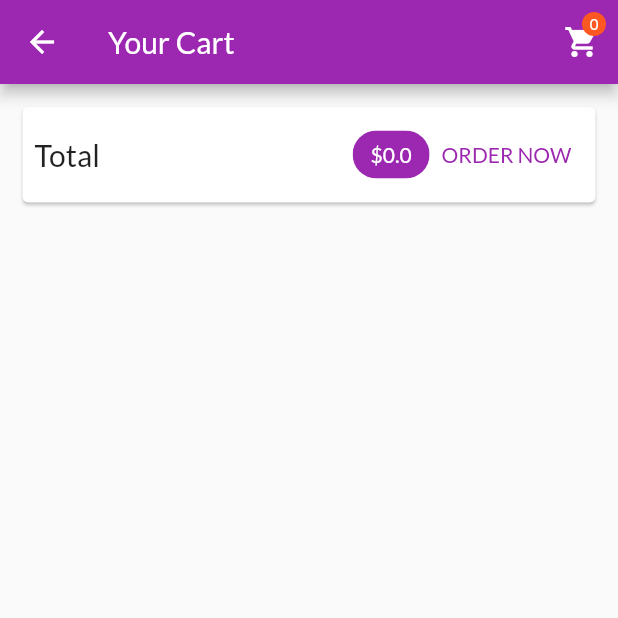
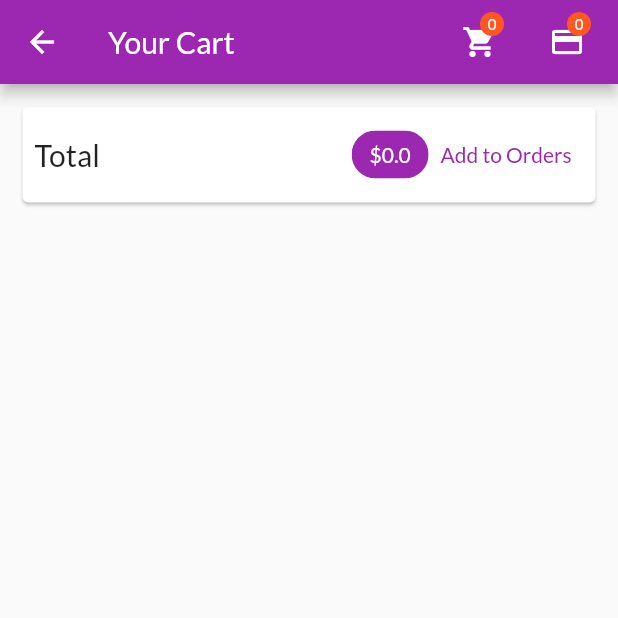
Before and after one commit to amjadhck/shop_me, a Flutter app: the CartScreen screen opened by its route, on a phone screen of 412 x 824 dp, the top half of it. Run offline on Flutter 3.47's test engine with Material 2 defaults, Android fonts, the phone set to English and light mode, and no system bars; our stand-ins replace shared_preferences; missing offline and left inert: dart:ffi; accounts and stored records are empty.

Commit message:
Cart,Order added

```diff
--- a/lib/providers/cart.dart
+++ b/lib/providers/cart.dart
@@ -71,4 +71,9 @@ class Cart with ChangeNotifier {
     }
     notifyListeners();
   }
+
+  void clear() {
+    _items = {};
+    notifyListeners();
+  }
 }
--- a/lib/providers/orders.dart
+++ b/lib/providers/orders.dart
@@ -1,3 +1,41 @@
 import 'package:flutter/material.dart';
+import 'package:shop_me/providers/cart.dart';
 
-class Orders with ChangeNotifier {}
+class OrderItem {
+  final String id;
+  final double amount;
+  final List<CartItem> products;
+  final DateTime dateTime;
+
+  OrderItem({
+    required this.id,
+    required this.amount,
+    required this.products,
+    required this.dateTime,
+  });
+}
+
+class Orders with ChangeNotifier {
+  List<OrderItem> _orders = [];
+
+  List<OrderItem> get orders {
+    return [..._orders];
+  }
+
+  int get itemCount {
+    return _orders.length;
+  }
+
+  void addOrder(List<CartItem> cartProducts, double total) {
+    _orders.insert(
+      0,
+      OrderItem(
+        id: DateTime.now().toString(),
+        amount: total,
+        products: cartProducts,
+        dateTime: DateTime.now(),
+      ),
+    );
+    notifyListeners();
+  }
+}
--- a/lib/screens/cart_screen.dart
+++ b/lib/screens/cart_screen.dart
@@ -1,6 +1,8 @@
 import 'package:flutter/material.dart';
 import 'package:provider/provider.dart';
 import 'package:shop_me/providers/cart.dart';
+import 'package:shop_me/providers/orders.dart';
+import 'package:shop_me/screens/order_screen.dart';
 import 'package:shop_me/widgets/badge.dart';
 import 'package:shop_me/widgets/cart_items.dart';
 
@@ -22,14 +24,33 @@ class CartScreen extends StatelessWidget {
                     color: Theme.of(context).colorScheme.secondary,
                   ),
               child: IconButton(
+                onPressed: () {},
+                icon: const Icon(Icons.shopping_cart),
+              )),
+          const SizedBox(
+            width: 10,
+          ),
+          Consumer<Orders>(
+              builder: (_, order, child) => Badge(
+                    child: child!,
+                    value: order.itemCount.toString(),
+                    color: Theme.of(context).colorScheme.secondary,
+                  ),
+              child: IconButton(
+                icon: const Icon(Icons.payment),
                 onPressed: () {
-                //Navigator.of(context).pushNamed(CartScreen.id);
+                  Navigator.of(context).pushNamed(OrderScreen.id);
                 },
-              icon: const Icon(
-                Icons.shopping_cart,
+              )),
+          const SizedBox(
+            width: 10,
           ),
-            ),
-          )
+
+          // IconButton(
+          //     onPressed: () {
+          //       Navigator.of(context).pushNamed(OrderScreen.id);
+          //     },
+          //     icon: const Icon(Icons.payment))
         ],
       ),
       body: Column(
@@ -57,7 +78,15 @@ class CartScreen extends StatelessWidget {
                     ),
                     backgroundColor: Theme.of(context).colorScheme.primary,
                   ),
-                  TextButton(onPressed: () {}, child: const Text("ORDER NOW"))
+                  TextButton(
+                      onPressed: () {
+                        Provider.of<Orders>(context, listen: false).addOrder(
+                          cart.items.values.toList(),
+                          cart.totalAmount,
+                        );
+                        cart.clear();
+                      },
+                      child: const Text("Add to Orders"))
                 ],
               ),
             ),
--- /dev/null
+++ b/lib/screens/order_screen.dart
@@ -0,0 +1,27 @@
+import 'package:flutter/material.dart';
+import 'package:provider/provider.dart';
+import 'package:shop_me/providers/orders.dart';
+import 'package:shop_me/widgets/order_item.dart';
+
+import 'drawer_screen.dart';
+
+class OrderScreen extends StatelessWidget {
+  static const id = '\order-screen';
+  const OrderScreen({Key? key}) : super(key: key);
+
+  @override
+  Widget build(BuildContext context) {
+    final orderData = Provider.of<Orders>(context);
+    return Scaffold(
+      appBar: AppBar(
+        actions: [],
+        title: const Text("Your Orders"),
+      ),
+      drawer: DrawerScreen(),
+      body: ListView.builder(
+        itemBuilder: (context, index) => OrderItems(orderData.orders[index]),
+        itemCount: orderData.orders.length,
+      ),
+    );
+  }
+}
--- a/lib/screens/product_overview_screen.dart
+++ b/lib/screens/product_overview_screen.dart
@@ -5,6 +5,7 @@ import 'package:provider/provider.dart';
 import 'package:shared_preferences/shared_preferences.dart';
 import 'package:shop_me/providers/cart.dart';
 import 'package:shop_me/screens/cart_screen.dart';
+import 'package:shop_me/screens/drawer_screen.dart';
 import 'package:shop_me/screens/login_screen.dart';
 import 'package:shop_me/widgets/badge.dart';
 
@@ -76,7 +77,7 @@ class _ProductOverviwScreenState extends State<ProductOverviwScreen> {
         title: const Text('shopMe'),
         centerTitle: true,
       ),
-      //drawer: Drawer(),
+      drawer: DrawerScreen(),
       body: ProductGrid(_showOnlyFav),
     );
   }
--- a/pubspec.yaml
+++ b/pubspec.yaml
@@ -36,6 +36,7 @@ dependencies:
   cupertino_icons: ^1.0.2
   provider: ^6.0.1
   shared_preferences: ^2.0.8
+  intl: ^0.17.0
 
 dev_dependencies:
   flutter_test:
```
Also changed, not shown: lib/main.dart (+12 -2 lines), lib/screens/drawer_screen.dart (added, +40 -0 lines), lib/screens/login_screen.dart (+4 -3 lines), lib/screens/spalsh.dart (+5 -4 lines), lib/widgets/order_item.dart (added, +73 -0 lines), pubspec.lock. Lines whose indentation alone changed are shown as unchanged.
